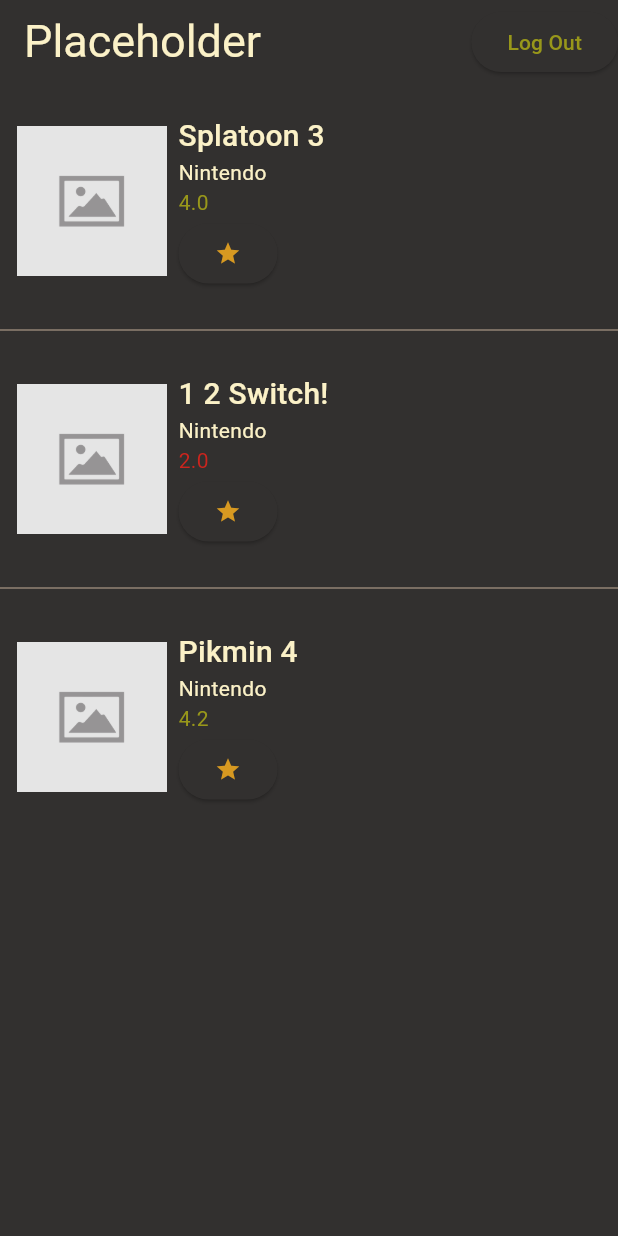
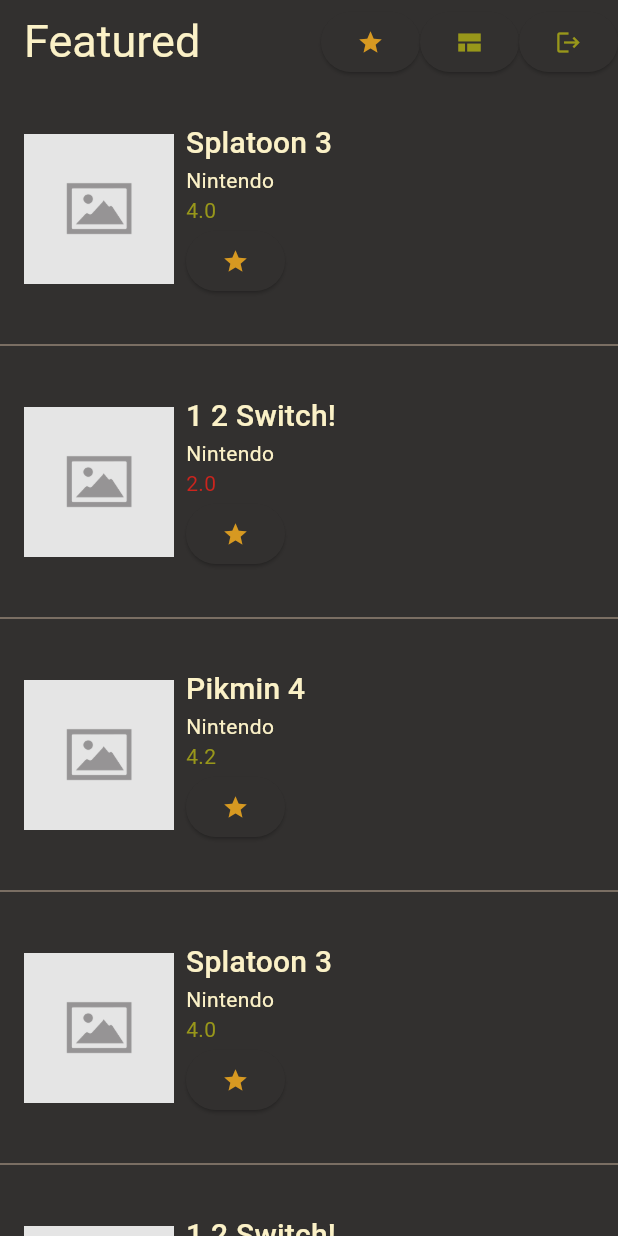
Before and after one commit to redclazz2/DM-P1-APP-2024, a Flutter app: the screen it shows after launch, after a tap on "Log in", on a phone screen of 412 x 824 dp. Run offline on Flutter 3.47's test engine with Material 3 defaults, Android fonts, the light colour scheme and no system bars.

Commit message:
Added grid view switching

```diff
--- a/dmpapp/lib/data/data_context.dart
+++ b/dmpapp/lib/data/data_context.dart
@@ -22,6 +22,47 @@
       seller: "Nintendo",
       rating: 4.2,
       image: "assets/images/product.jpg"
+    ),Product(
+      id: 0,
+      name: "Splatoon 3",
+      seller: "Nintendo",
+      rating: 4.0,
+      image: "assets/images/product.jpg"
+    ),
+    Product(
+      id: 1,
+      name: "1 2 Switch!",
+      seller: "Nintendo",
+      rating: 2.0,
+      image: "assets/images/product.jpg"
+    ),
+    Product(
+      id: 1,
+      name: "Pikmin 4",
+      seller: "Nintendo",
+      rating: 4.2,
+      image: "assets/images/product.jpg"
+    ),
+    Product(
+      id: 0,
+      name: "Splatoon 3",
+      seller: "Nintendo",
+      rating: 4.0,
+      image: "assets/images/product.jpg"
+    ),
+    Product(
+      id: 1,
+      name: "1 2 Switch!",
+      seller: "Nintendo",
+      rating: 2.0,
+      image: "assets/images/product.jpg"
+    ),
+    Product(
+      id: 1,
+      name: "Pikmin 4",
+      seller: "Nintendo",
+      rating: 4.2,
+      image: "assets/images/product.jpg"
     )];
   }
 }
--- a/dmpapp/lib/views/login.dart
+++ b/dmpapp/lib/views/login.dart
@@ -1,4 +1,4 @@
-import 'package:dmpapp/views/products.dart';
+import 'package:dmpapp/views/products_general.dart';
 import 'package:flutter/material.dart';
 
 class LoginView extends StatelessWidget {
--- a/dmpapp/lib/views/products.dart
+++ /dev/null
@@ -1,39 +0,0 @@
-import 'package:dmpapp/data/data_context.dart';
-import 'package:dmpapp/widgets/product_widget_list.dart';
-import 'package:flutter/material.dart';
-
-class ProductView extends StatelessWidget {
-  final String viewName = "Placeholder";
-  final DataContext dataContext = DataContext();
-  int viewStyle = 0;
-
-  ProductView({super.key});
-
-  @override
-  Widget build(BuildContext context) {
-    return Scaffold(
-        appBar: AppBar(
-          automaticallyImplyLeading: false,
-          title: Text(viewName),
-          actions: [
-            ElevatedButton(
-                onPressed: () {
-                  Navigator.pop(context);
-                },
-                child: const Text("Log Out"))
-          ],
-        ),
-        body: FutureBuilder(
-            future: dataContext.getProducts(),
-            builder: (context, snapshot) => snapshot.hasData
-                ? ListView.separated(
-                    separatorBuilder: (BuildContext context, int index) =>
-                        const Divider(),
-                    itemCount: snapshot.data!.length,
-                    itemBuilder: (BuildContext context, index) =>
-                        ProductWidgetList(product: snapshot.data![index]))
-                : const Center(
-                    child: CircularProgressIndicator(),
-                  )));
-  }
-}
--- /dev/null
+++ b/dmpapp/lib/views/products_general.dart
@@ -0,0 +1,70 @@
+import 'package:dmpapp/data/data_context.dart';
+import 'package:dmpapp/widgets/product_widget_grid.dart';
+import 'package:dmpapp/widgets/product_widget_list.dart';
+import 'package:flutter/material.dart';
+
+class ProductView extends StatefulWidget {
+  const ProductView({super.key});
+
+  @override
+  State<ProductView> createState() => _ProductViewState();
+}
+
+class _ProductViewState extends State<ProductView> {
+  final DataContext dataContext = DataContext();
+  int draw = 0;
+
+  @override
+  Widget build(BuildContext context) {
+    return Scaffold(
+        appBar: AppBar(
+          automaticallyImplyLeading: false,
+          title: const Text("Featured"),
+          actions: [
+            ElevatedButton(
+              onPressed: () {},
+              child: Icon(
+                Icons.star,
+                color: Theme.of(context).colorScheme.secondary,
+              ),
+            ),
+            ElevatedButton(
+                onPressed: () {
+                  setState(() {
+                    if (draw == 0) {
+                      draw = 1;
+                    } else {
+                      draw = 0;
+                    }
+                  });
+                },
+                child: const Icon(Icons.view_comfy)),
+            ElevatedButton(
+                onPressed: () {
+                  Navigator.pop(context);
+                },
+                child: const Icon(Icons.logout))
+          ],
+        ),
+        body: FutureBuilder(
+            future: dataContext.getProducts(),
+            builder: (context, snapshot) => snapshot.hasData
+                ? draw == 0
+                    ? ListView.separated(
+                        separatorBuilder: (BuildContext context, int index) =>
+                            const Divider(),
+                        itemCount: snapshot.data!.length,
+                        itemBuilder: (BuildContext context, index) =>
+                            ProductWidgetList(product: snapshot.data![index]))
+                    : SingleChildScrollView(
+                        child: Center(
+                        child: Wrap(children: [
+                          for (var i = 0; i < snapshot.data!.length; i++)
+                            ProductWidgetGrid(product: snapshot.data![i])
+                        ]),
+                      ))
+                : const Center(
+                    child: CircularProgressIndicator(),
+                  )));
+  }
+}
--- a/dmpapp/lib/widgets/product_widget_list.dart
+++ b/dmpapp/lib/widgets/product_widget_list.dart
@@ -13,7 +13,7 @@
         Container(
             margin: const EdgeInsets.all(1),
             child: Padding(
-              padding: const EdgeInsets.all(10.0),
+              padding: const EdgeInsets.all(15.0),
               child: Row(children: [
                 Container(
                     width: 100,
```
Also changed, not shown: dmpapp/lib/widgets/product_widget_grid.dart (added, +66 -0 lines).
